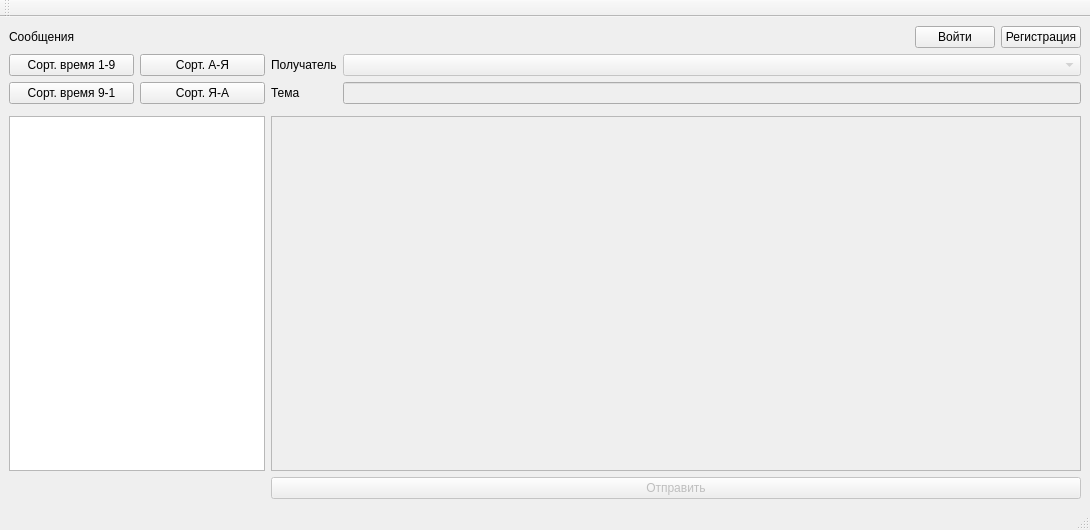
First picture: the form in GUI/mainwindow.ui, repository CamperGit/SummerPracticeCPP, before the edit.
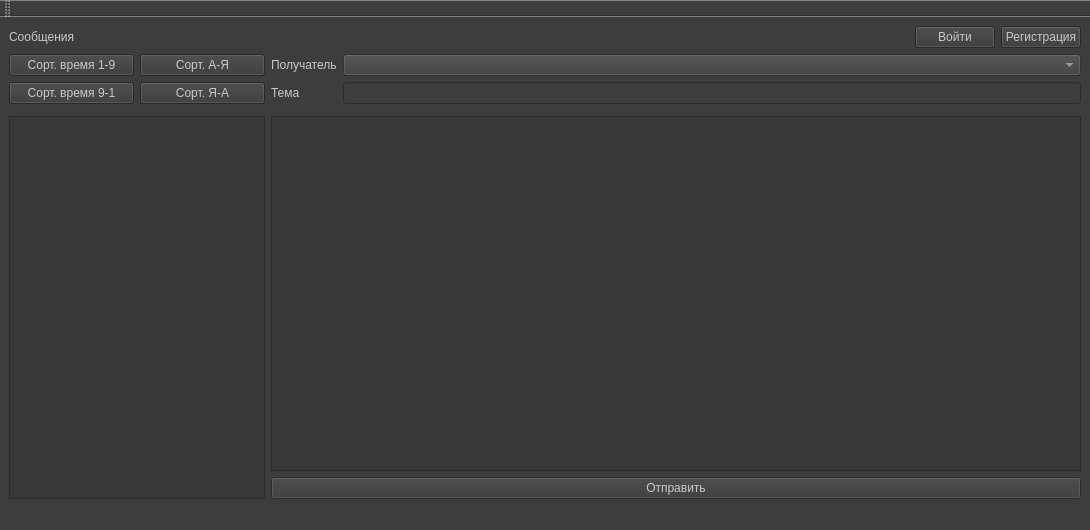
Second picture: the form after the edit.

Commit message: GUI - date a color text

What changed in the file:
```diff
--- a/GUI/mainwindow.ui
+++ b/GUI/mainwindow.ui
@@ -19,6 +19,9 @@
   <property name="windowTitle">
    <string>MainWindow</string>
   </property>
+  <property name="styleSheet">
+   <string notr="true">background-color: rgb(61, 61, 61);</string>
+  </property>
   <widget class="QWidget" name="centralwidget">
    <layout class="QGridLayout" name="gridLayout">
     <item row="0" column="0" rowspan="6">
@@ -26,6 +29,9 @@
     </item>
     <item row="1" column="3">
      <widget class="QLabel" name="label_2">
+      <property name="styleSheet">
+       <string notr="true">color: rgb(200, 200, 200);</string>
+      </property>
       <property name="text">
        <string>Получатель</string>
       </property>
@@ -35,6 +41,10 @@
      <layout class="QGridLayout" name="gridLayout_7">
       <item row="0" column="1">
        <widget class="QPushButton" name="loginButton">
+        <property name="styleSheet">
+         <string notr="true">color: rgb(200, 200, 200);
+background-color: rgb(56, 56, 56);</string>
+        </property>
         <property name="text">
          <string>Войти</string>
         </property>
@@ -42,6 +52,10 @@
       </item>
       <item row="0" column="2">
        <widget class="QPushButton" name="registrationButton">
+        <property name="styleSheet">
+         <string notr="true">color: rgb(200, 200, 200);
+background-color: rgb(56, 56, 56);</string>
+        </property>
         <property name="text">
          <string>Регистрация</string>
         </property>
@@ -69,12 +83,18 @@
         <property name="enabled">
          <bool>false</bool>
         </property>
+        <property name="styleSheet">
+         <string notr="true">color: rgb(200, 200, 200);</string>
+        </property>
        </widget>
       </item>
      </layout>
     </item>
     <item row="0" column="1">
      <widget class="QLabel" name="label_3">
+      <property name="styleSheet">
+       <string notr="true">color: rgb(200, 200, 200);</string>
+      </property>
       <property name="text">
        <string>Сообщения</string>
       </property>
@@ -82,6 +102,10 @@
     </item>
     <item row="1" column="2">
      <widget class="QPushButton" name="alphabetDownUpSortButton">
+      <property name="styleSheet">
+       <string notr="true">color: rgb(200, 200, 200);
+background-color: rgb(56, 56, 56);</string>
+      </property>
       <property name="text">
        <string>Сорт. А-Я</string>
       </property>
@@ -89,6 +113,9 @@
     </item>
     <item row="2" column="3">
      <widget class="QLabel" name="label">
+      <property name="styleSheet">
+       <string notr="true">color: rgb(200, 200, 200);</string>
+      </property>
       <property name="text">
        <string>Тема</string>
       </property>
@@ -99,10 +126,18 @@
       <property name="enabled">
        <bool>false</bool>
       </property>
+      <property name="styleSheet">
+       <string notr="true">color: rgb(185, 185, 185);
+background-color: rgb(56, 56, 56);</string>
+      </property>
      </widget>
     </item>
     <item row="1" column="1">
      <widget class="QPushButton" name="timeDownUpSortButton">
+      <property name="styleSheet">
+       <string notr="true">color: rgb(200, 200, 200);
+background-color: rgb(56, 56, 56);</string>
+      </property>
       <property name="text">
        <string>Сорт. время 1-9</string>
       </property>
@@ -110,6 +145,10 @@
     </item>
     <item row="2" column="2">
      <widget class="QPushButton" name="alphabetUpDownSortButton">
+      <property name="styleSheet">
+       <string notr="true">color: rgb(200, 200, 200);
+background-color: rgb(56, 56, 56);</string>
+      </property>
       <property name="text">
        <string>Сорт. Я-А</string>
       </property>
@@ -120,6 +159,10 @@
       <property name="enabled">
        <bool>false</bool>
       </property>
+      <property name="styleSheet">
+       <string notr="true">color: rgb(200, 200, 200);
+background-color: rgb(56, 56, 56);</string>
+      </property>
       <property name="text">
        <string>Отправить</string>
       </property>
@@ -127,6 +170,10 @@
     </item>
     <item row="2" column="1">
      <widget class="QPushButton" name="timeUpDownSortButton">
+      <property name="styleSheet">
+       <string notr="true">color: rgb(200, 200, 200);
+background-color: rgb(56, 56, 56);</string>
+      </property>
       <property name="text">
        <string>Сорт. время 9-1</string>
       </property>
@@ -137,10 +184,19 @@
       <property name="enabled">
        <bool>false</bool>
       </property>
+      <property name="styleSheet">
+       <string notr="true">color: rgb(200, 200, 200);</string>
+      </property>
      </widget>
     </item>
-    <item row="4" column="1" colspan="2">
-     <widget class="QListWidget" name="messageList"/>
+    <item row="4" column="1" rowspan="2" colspan="2">
+     <widget class="QListWidget" name="messageList">
+      <property name="styleSheet">
+       <string notr="true">background-color: rgb(53, 53, 53);
+background-color: rgb(56, 56, 56);
+color: rgb(200, 200, 200);</string>
+      </property>
+     </widget>
     </item>
    </layout>
   </widget>
```
Left out of the diff: 2 changed lines with no effect on the pictures. The commit also changes 3 other files.
